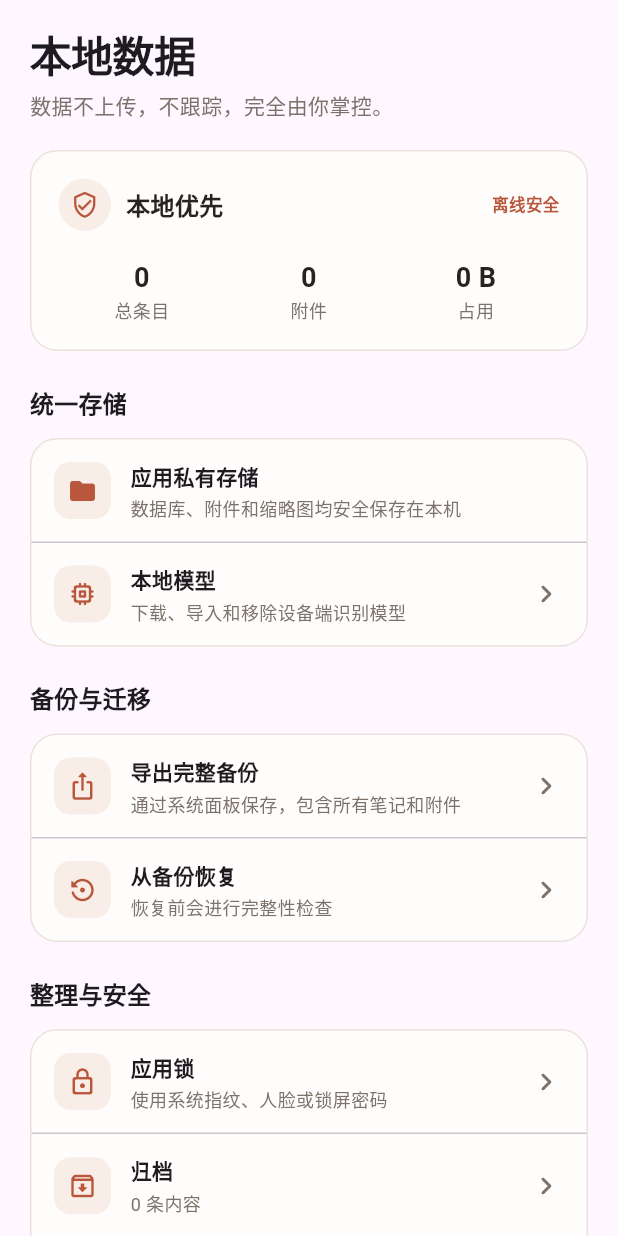
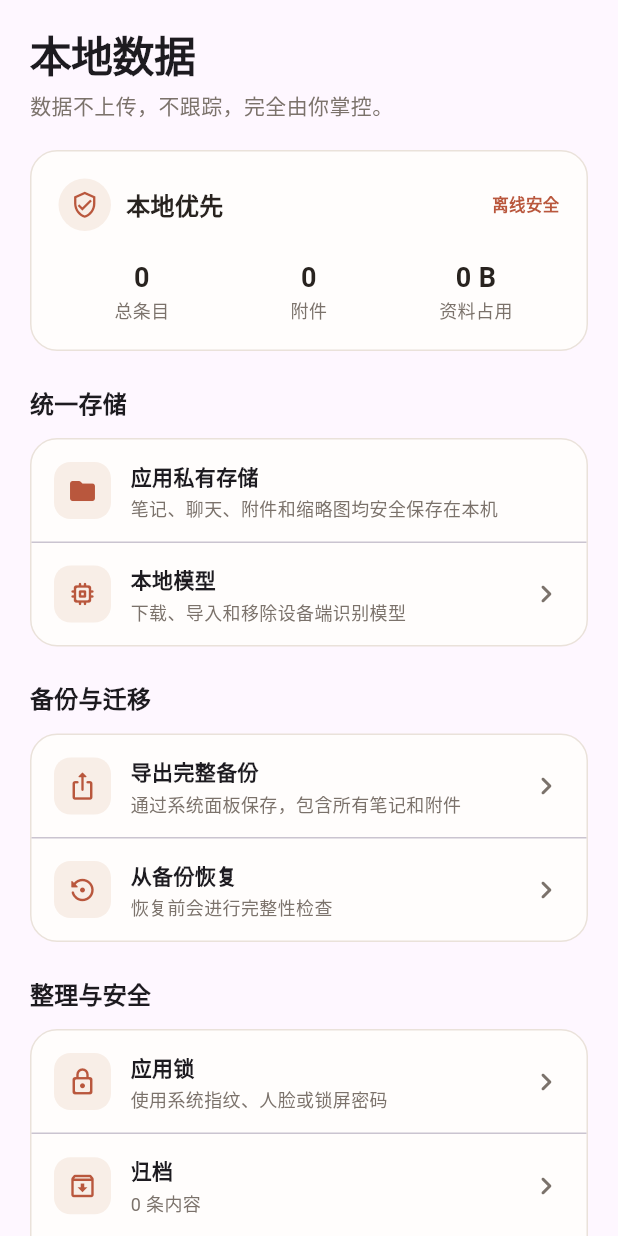
Before and after one commit to wsshow/fknotes, a Flutter app: the _DataTab widget shown alone on an empty page, opened directly with empty values, on a phone screen of 412 x 824 dp. Run offline on Flutter 3.47's test engine with Material 3 defaults, Android fonts, the phone set to English and light mode, and no system bars; our stand-ins replace image_picker, just_audio, local_auth, open_file, package_info_plus and 4 more; missing offline and left inert: dart:ffi, file_selector, google_mlkit_text_recognition, local_auth_android, local_auth_darwin, record and 1 more; accounts and stored records are empty.

Commit message:
fix: 排除模型占用统计

```diff
--- a/lib/pages/home_page.dart
+++ b/lib/pages/home_page.dart
@@ -1093,7 +1093,7 @@ class _DataTabState extends State<_DataTab> {
   }
 
   Future<void> _refreshSize() async {
-    final size = await FileStorageService.instance.storageSize();
+    final size = await FileStorageService.instance.userDataSize();
     if (mounted) setState(() => _actualSize = size);
   }
 
@@ -1191,7 +1191,7 @@ class _DataTabState extends State<_DataTab> {
                       _formatBytes(
                         _actualSize ?? widget.provider.totalFileSize,
                       ),
-                      '占用',
+                      '资料占用',
                     ),
                   ],
                 ),
@@ -1211,7 +1211,7 @@ class _DataTabState extends State<_DataTab> {
               _SettingRow(
                 icon: Icons.folder_rounded,
                 title: '应用私有存储',
-                subtitle: '数据库、附件和缩略图均安全保存在本机',
+                subtitle: '笔记、聊天、附件和缩略图均安全保存在本机',
                 showChevron: false,
               ),
               const Divider(height: 1),
--- a/lib/services/backup_service.dart
+++ b/lib/services/backup_service.dart
@@ -21,6 +21,7 @@ class BackupService {
     'documents',
     'thumbnails',
     'exports',
+    'assistant',
     'fknotes.db',
     'fknotes.db-journal',
     'fknotes.db-shm',
--- a/lib/services/file_storage_service.dart
+++ b/lib/services/file_storage_service.dart
@@ -29,6 +29,7 @@ class FileStorageService {
       p.join(_baseDir, 'documents'),
       p.join(_baseDir, 'thumbnails'),
       p.join(_baseDir, 'exports'),
+      p.join(_baseDir, 'assistant'),
       p.join(_baseDir, 'models', 'asr'),
       p.join(_baseDir, 'transcription_temp'),
     ];
@@ -184,6 +185,51 @@ class FileStorageService {
     }
     return total;
   }
+
+  /// Size of content that belongs to the user, excluding downloaded models,
+  /// inference caches, application settings and temporary working files.
+  Future<int> userDataSize() async {
+    const directoryNames = {
+      'images',
+      'audio',
+      'video',
+      'documents',
+      'thumbnails',
+      'exports',
+      'assistant',
+    };
+    const fileNames = {
+      'fknotes.db',
+      'fknotes.db-journal',
+      'fknotes.db-shm',
+      'fknotes.db-wal',
+    };
+    var total = 0;
+    for (final name in directoryNames) {
+      final directory = Directory(p.join(_baseDir, name));
+      if (!await directory.exists()) continue;
+      await for (final entity in directory.list(
+        recursive: true,
+        followLinks: false,
+      )) {
+        if (entity is! File) continue;
+        try {
+          total += await entity.length();
+        } on FileSystemException {
+          // Content may be removed while the data page refreshes.
+        }
+      }
+    }
+    for (final name in fileNames) {
+      final file = File(p.join(_baseDir, name));
+      try {
+        if (await file.exists()) total += await file.length();
+      } on FileSystemException {
+        // Database sidecar files can disappear after a checkpoint.
+      }
+    }
+    return total;
+  }
 }
 
 bool _generateThumbnailFile(String sourcePath, String outputPath) {
```
Also changed, not shown: 1 other file.
